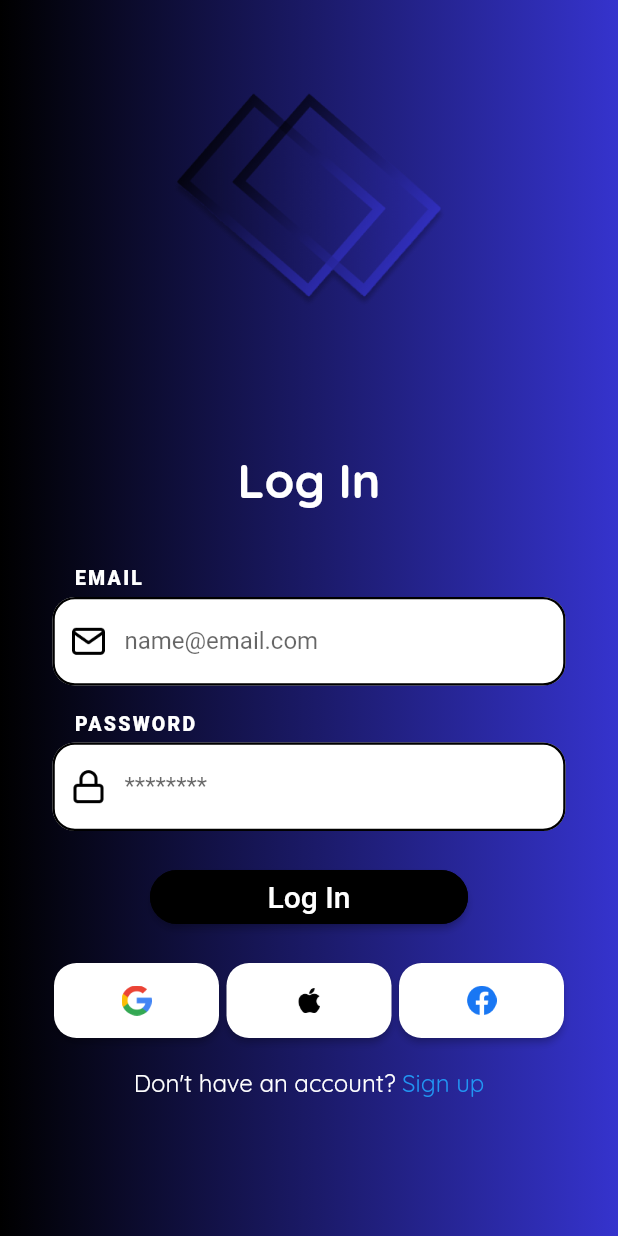
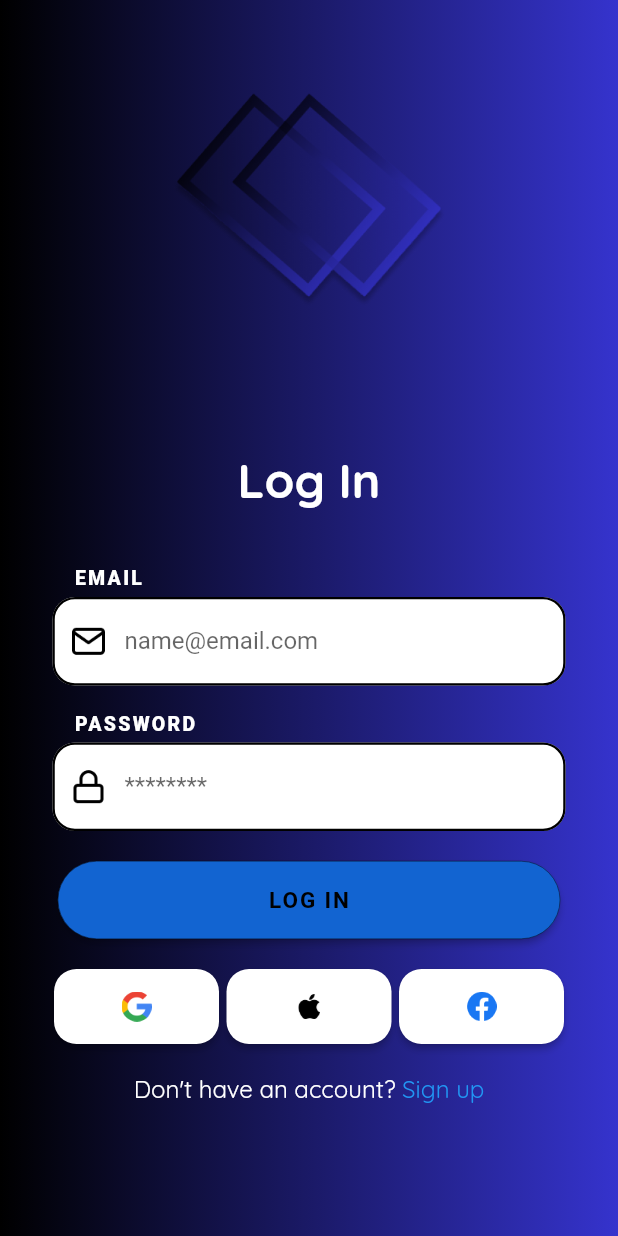
Before and after one commit to arcode35/ShareSched, a Flutter app: the screen it shows after launch, on a phone screen of 412 x 824 dp. Run offline on Flutter 3.47's test engine with Material 2 defaults, Android fonts, the phone set to English and light mode, and no system bars; our stand-ins replace google_fonts; Roboto replaces fonts that are missing (Exo, Mulish); statements that could not run were skipped.

Commit message:
Fixed errors

```diff
--- a/lib/pages/home.dart
+++ b/lib/pages/home.dart
@@ -1,6 +1,6 @@
 import 'package:flutter/material.dart';
+import 'custom_widgets.dart';
 import 'package:google_fonts/google_fonts.dart';
-import 'custom_widgets.dart';
 
 class HomeScreen extends StatelessWidget {
   const HomeScreen({super.key});
--- a/lib/pages/login.dart
+++ b/lib/pages/login.dart
@@ -2,7 +2,7 @@ import 'package:flutter/material.dart';
 import 'package:google_fonts/google_fonts.dart';
 import 'custom_widgets.dart';
 import 'register.dart';
-import 'home.dart';
+import 'package:myapp/navigation/navigation_bar.dart';
 
 class LoginScreen extends StatelessWidget {
   const LoginScreen({super.key});
@@ -243,25 +243,29 @@ class LoginButton extends StatelessWidget {
 
   @override
   Widget build(BuildContext context) {
-    return Padding(
-      padding: const EdgeInsets.symmetric(horizontal: 100),
-      child: MaterialButton(
-        minWidth: double.infinity,
-        onPressed: () {
-          Navigator.push(
+    return MaterialButton(
+      minWidth: 335,
+      height: 52,
+      onPressed: () {
+        Navigator.push(
             context,
-            MaterialPageRoute(builder: (context) => const HomeScreen()),
-          );
-        },
-        color: Colors.black,
-        textColor: Colors.white,
-        shape: RoundedRectangleBorder(
-          borderRadius: BorderRadius.circular(30.0),
-          side: BorderSide(color: Colors.black),
-        ),
-        child: Text(
-          'Log In',
-          style: GoogleFonts.exo(fontSize: 20, color: Colors.white),
+            MaterialPageRoute(
+              builder: (context) => CustomNavigationBar(),
+            ));
+      },
+      color: const Color(0xFF1264D1),
+      textColor: Colors.black,
+      shape: RoundedRectangleBorder(
+        borderRadius: BorderRadius.circular(50.0),
+        side: const BorderSide(color: Colors.black, width: 0.3),
+      ),
+      child: const Text(
+        'LOG IN',
+        style: TextStyle(
+          fontFamily: 'Mulish',
+          fontWeight: FontWeight.w700,
+          fontSize: 15,
+          letterSpacing: 1.25,
         ),
       ),
     );
--- a/lib/pages/welcome.dart
+++ b/lib/pages/welcome.dart
@@ -2,10 +2,6 @@ import 'dart:async';
 import 'login.dart';
 import 'package:flutter/material.dart';
 import 'custom_widgets.dart';
-
-void main() {
-  runApp(MyApp());
-}
 
 class MyApp extends StatelessWidget {
   @override
```
